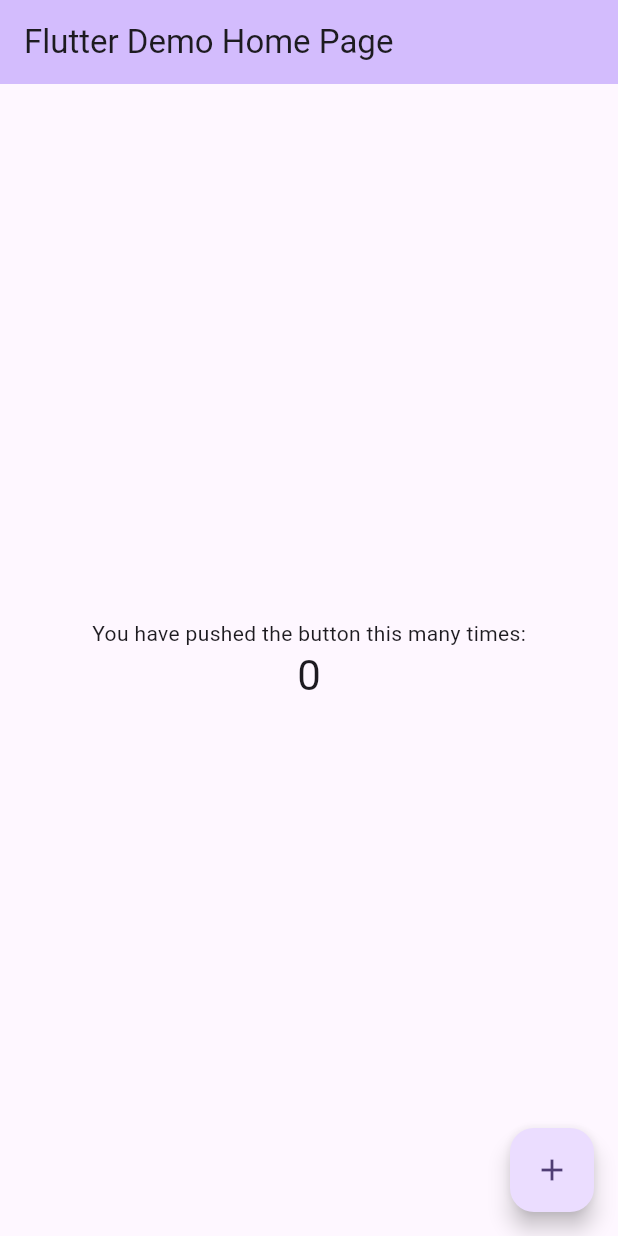
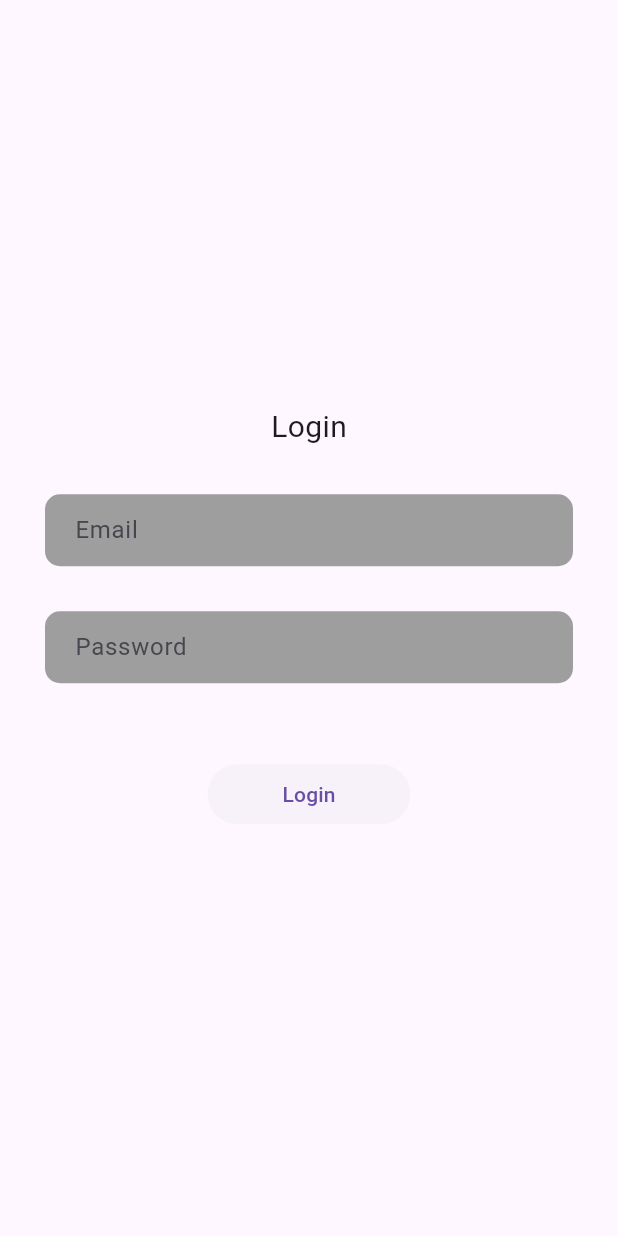
Before and after one commit to zloadmin/flutter_test_app, a Flutter app: the screen it shows after launch, on a phone screen of 412 x 824 dp. Run offline on Flutter 3.47's test engine with Material 3 defaults, Android fonts, the phone set to English and light mode, and no system bars.

Commit message:
login page view

```diff
--- a/lib/main.dart
+++ b/lib/main.dart
@@ -1,122 +1,4 @@
+import './views/login_page.dart';
 import 'package:flutter/material.dart';
 
-void main() {
-  runApp(const MyApp());
-}
-
-class MyApp extends StatelessWidget {
-  const MyApp({super.key});
-
-  // This widget is the root of your application.
-  @override
-  Widget build(BuildContext context) {
-    return MaterialApp(
-      title: 'Flutter Demo',
-      theme: ThemeData(
-        // This is the theme of your application.
-        //
-        // TRY THIS: Try running your application with "flutter run". You'll see
-        // the application has a purple toolbar. Then, without quitting the app,
-        // try changing the seedColor in the colorScheme below to Colors.green
-        // and then invoke "hot reload" (save your changes or press the "hot
-        // reload" button in a Flutter-supported IDE, or press "r" if you used
-        // the command line to start the app).
-        //
-        // Notice that the counter didn't reset back to zero; the application
-        // state is not lost during the reload. To reset the state, use hot
-        // restart instead.
-        //
-        // This works for code too, not just values: Most code changes can be
-        // tested with just a hot reload.
-        colorScheme: ColorScheme.fromSeed(seedColor: Colors.deepPurple),
-      ),
-      home: const MyHomePage(title: 'Flutter Demo Home Page'),
-    );
-  }
-}
-
-class MyHomePage extends StatefulWidget {
-  const MyHomePage({super.key, required this.title});
-
-  // This widget is the home page of your application. It is stateful, meaning
-  // that it has a State object (defined below) that contains fields that affect
-  // how it looks.
-
-  // This class is the configuration for the state. It holds the values (in this
-  // case the title) provided by the parent (in this case the App widget) and
-  // used by the build method of the State. Fields in a Widget subclass are
-  // always marked "final".
-
-  final String title;
-
-  @override
-  State<MyHomePage> createState() => _MyHomePageState();
-}
-
-class _MyHomePageState extends State<MyHomePage> {
-  int _counter = 0;
-
-  void _incrementCounter() {
-    setState(() {
-      // This call to setState tells the Flutter framework that something has
-      // changed in this State, which causes it to rerun the build method below
-      // so that the display can reflect the updated values. If we changed
-      // _counter without calling setState(), then the build method would not be
-      // called again, and so nothing would appear to happen.
-      _counter++;
-    });
-  }
-
-  @override
-  Widget build(BuildContext context) {
-    // This method is rerun every time setState is called, for instance as done
-    // by the _incrementCounter method above.
-    //
-    // The Flutter framework has been optimized to make rerunning build methods
-    // fast, so that you can just rebuild anything that needs updating rather
-    // than having to individually change instances of widgets.
-    return Scaffold(
-      appBar: AppBar(
-        // TRY THIS: Try changing the color here to a specific color (to
-        // Colors.amber, perhaps?) and trigger a hot reload to see the AppBar
-        // change color while the other colors stay the same.
-        backgroundColor: Theme.of(context).colorScheme.inversePrimary,
-        // Here we take the value from the MyHomePage object that was created by
-        // the App.build method, and use it to set our appbar title.
-        title: Text(widget.title),
-      ),
-      body: Center(
-        // Center is a layout widget. It takes a single child and positions it
-        // in the middle of the parent.
-        child: Column(
-          // Column is also a layout widget. It takes a list of children and
-          // arranges them vertically. By default, it sizes itself to fit its
-          // children horizontally, and tries to be as tall as its parent.
-          //
-          // Column has various properties to control how it sizes itself and
-          // how it positions its children. Here we use mainAxisAlignment to
-          // center the children vertically; the main axis here is the vertical
-          // axis because Columns are vertical (the cross axis would be
-          // horizontal).
-          //
-          // TRY THIS: Invoke "debug painting" (choose the "Toggle Debug Paint"
-          // action in the IDE, or press "p" in the console), to see the
-          // wireframe for each widget.
-          mainAxisAlignment: MainAxisAlignment.center,
-          children: <Widget>[
-            const Text('You have pushed the button this many times:'),
-            Text(
-              '$_counter',
-              style: Theme.of(context).textTheme.headlineMedium,
-            ),
-          ],
-        ),
-      ),
-      floatingActionButton: FloatingActionButton(
-        onPressed: _incrementCounter,
-        tooltip: 'Increment',
-        child: const Icon(Icons.add),
-      ), // This trailing comma makes auto-formatting nicer for build methods.
-    );
-  }
-}
+void main() => runApp(const MaterialApp(home: LoginPage()));
--- /dev/null
+++ b/lib/views/login_page.dart
@@ -0,0 +1,49 @@
+import 'package:crud_api/views/widgets/input_widget.dart';
+import 'package:flutter/material.dart';
+import 'package:flutter/services.dart';
+
+class LoginPage extends StatefulWidget {
+  const LoginPage({super.key});
+
+  @override
+  State<LoginPage> createState() => _LoginPageState();
+}
+
+class _LoginPageState extends State<LoginPage> {
+  final TextEditingController _emailController = TextEditingController();
+  final TextEditingController _passwordController = TextEditingController();
+
+  @override
+  Widget build(BuildContext context) {
+    return Scaffold(
+      body: Center(
+        child: Padding(
+          padding: const EdgeInsets.symmetric(horizontal: 30.0),
+          child: Column(
+            mainAxisAlignment: MainAxisAlignment.center,
+            children: [
+              Text('Login', style: TextStyle(fontSize: 20)),
+              SizedBox(height: 30),
+              InputWidget(hintText: 'Email', controller: _emailController),
+              SizedBox(height: 30),
+              InputWidget(
+                hintText: 'Password',
+                controller: _passwordController,
+                obscureText: true,
+              ),
+              SizedBox(height: 50),
+              ElevatedButton(
+                style: ElevatedButton.styleFrom(
+                  padding: EdgeInsets.symmetric(horizontal: 50, vertical: 10),
+                  elevation: 0,
+                ),
+                onPressed: () {},
+                child: const Text('Login'),
+              ),
+            ],
+          ),
+        ),
+      ),
+    );
+  }
+}
--- /dev/null
+++ b/lib/views/widgets/input_widget.dart
@@ -0,0 +1,35 @@
+import 'package:flutter/material.dart';
+
+
+class InputWidget extends StatelessWidget {
+  const InputWidget({
+    super.key,
+    required this.hintText,
+    required this.controller,
+    this.obscureText = false,
+  });
+
+  final String hintText;
+  final TextEditingController controller;
+  final bool obscureText;
+
+  @override
+  Widget build(BuildContext context) {
+    return Container(
+      width: double.infinity,
+      decoration: BoxDecoration(
+        color: Colors.grey,
+        borderRadius: BorderRadius.circular(10),
+      ),
+      child: TextField(
+        obscureText: obscureText,
+        controller: controller,
+        decoration: InputDecoration(
+          border: InputBorder.none,
+          hintText: hintText,
+          contentPadding: EdgeInsets.symmetric(horizontal: 20),
+        ),
+      ),
+    );
+  }
+}
```
Also changed, not shown: 1 other file.
